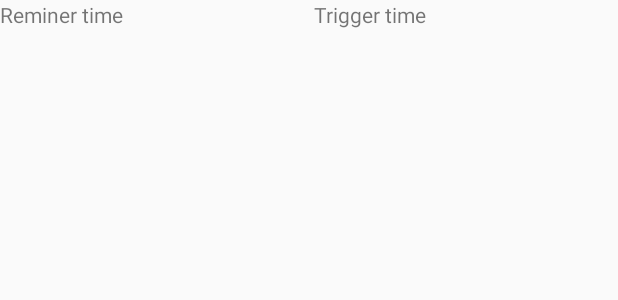
After one commit to Bylka93/Mobile-Computing-Course-Repo, an Android app: the layout list_view_item.xml on its own in the app's theme, with its tools: preview values and no code run, on a phone screen of 412 x 824 dp. The commit adds this screen. Shown: the top 300 px of the screen. Run offline under Robolectric (Android 15) with nearby library versions, the phone set to English and light mode, and no system bars.

Commit message:
add remiderAdapter,list view Item, and Delete textview

```diff
--- /dev/null
+++ b/app/src/main/java/com/oulu/nabilarhabapp/ReminderAdapter.kt
@@ -0,0 +1,4 @@
+package com.oulu.nabilarhabapp
+
+class ReminderAdapter {
+}
--- /dev/null
+++ b/app/src/main/res/layout/list_view_item.xml
@@ -0,0 +1,19 @@
+<?xml version="1.0" encoding="utf-8"?>
+<LinearLayout xmlns:android="http://schemas.android.com/apk/res/android"
+    android:orientation="horizontal" android:layout_width="match_parent"
+    android:layout_height="match_parent">
+
+    <TextView
+        android:id="@+id/textView"
+        android:layout_width="wrap_content"
+        android:layout_height="wrap_content"
+        android:layout_weight="1"
+        android:text="Reminer time" />
+
+    <TextView
+        android:id="@+id/textView4"
+        android:layout_width="wrap_content"
+        android:layout_height="wrap_content"
+        android:layout_weight="1"
+        android:text="Trigger time" />
+</LinearLayout>
```
Also changed, not shown: app/src/main/res/layout/activity_main.xml (+6 -21 lines).
